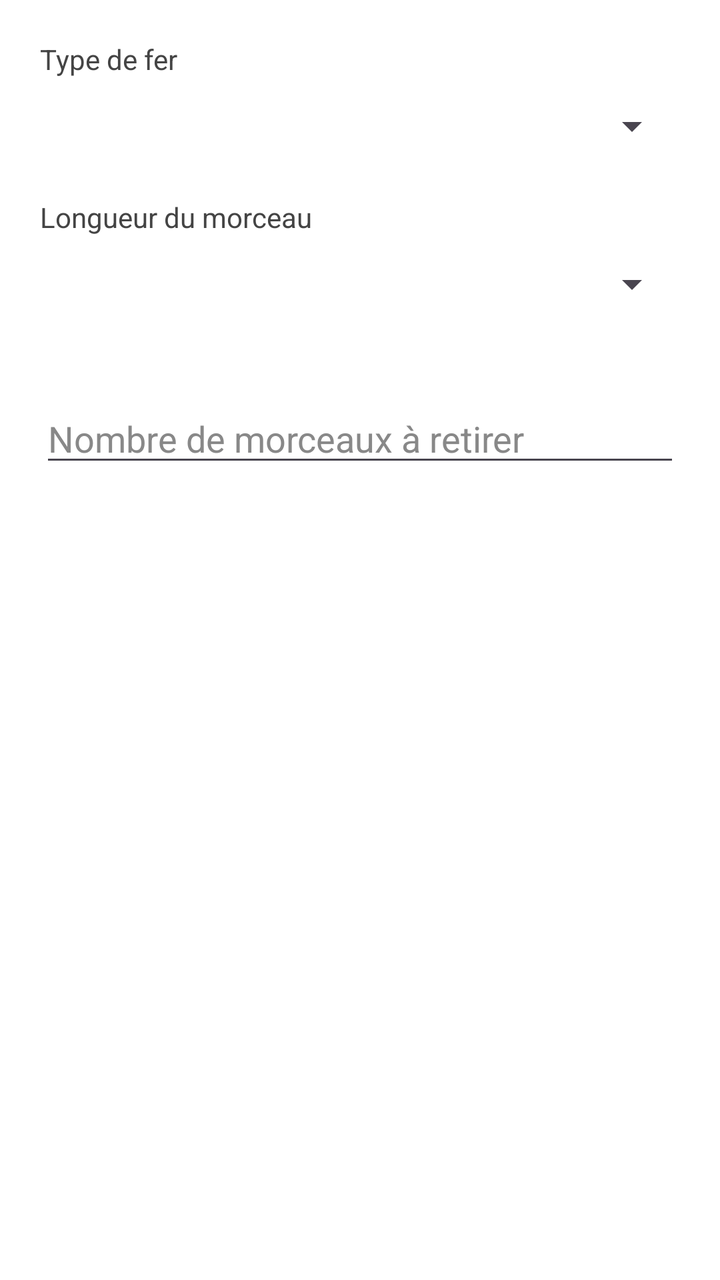
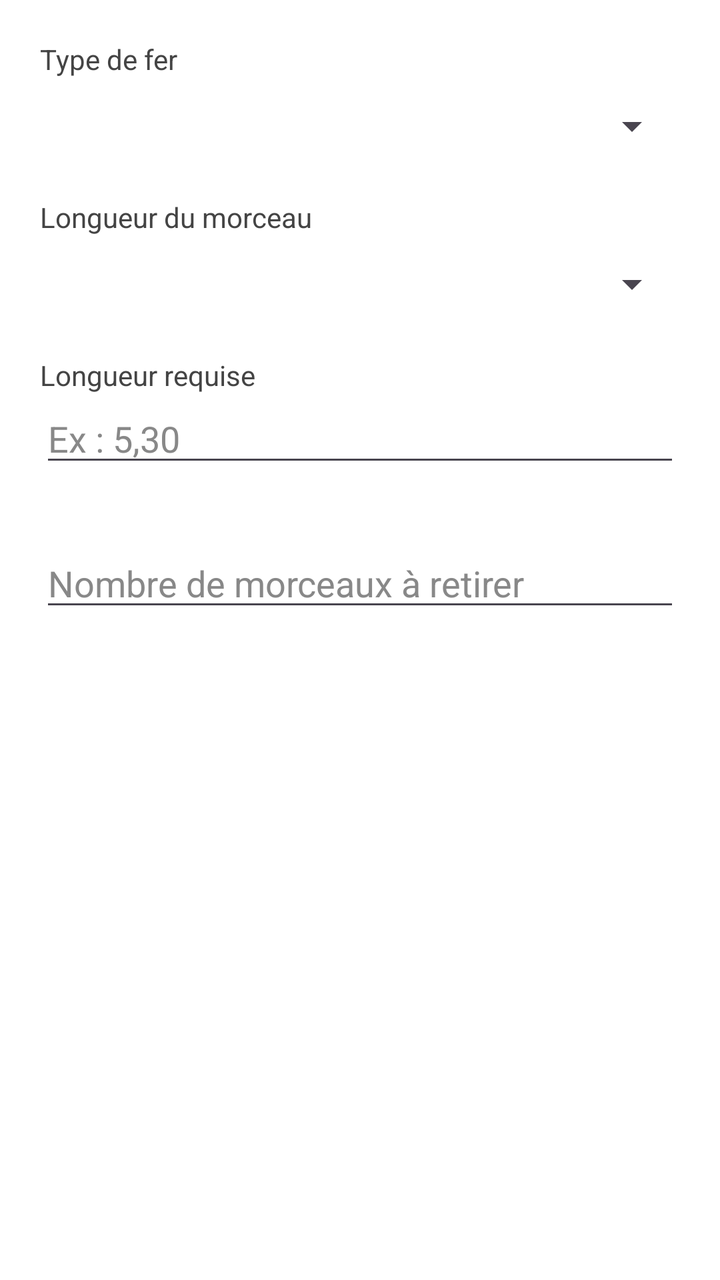

Two renders of the same Android screen: before a commit and after it. Below are the layout's source before the change and the commit's diff.
<!-- AndroidManifest.xml: application theme Theme.GKMBarFer -->
<!-- res/layout/dialog_retirer_fer.xml -->
<?xml version="1.0" encoding="utf-8"?>
<LinearLayout xmlns:android="http://schemas.android.com/apk/res/android"
    android:layout_width="match_parent"
    android:layout_height="wrap_content"
    android:orientation="vertical"
    android:padding="20dp"
    android:background="#FFFFFF">

    <TextView
        android:layout_width="wrap_content"
        android:layout_height="wrap_content"
        android:text="Type de fer"
        android:textColor="#444444" />

    <Spinner
        android:id="@+id/spinnerTypeRetrait"
        android:layout_width="match_parent"
        android:layout_height="48dp" />

    <TextView
        android:layout_width="wrap_content"
        android:layout_height="wrap_content"
        android:layout_marginTop="12dp"
        android:text="Longueur du morceau"
        android:textColor="#444444" />

    <Spinner
        android:id="@+id/spinnerLongueurRetrait"
        android:layout_width="match_parent"
        android:layout_height="48dp" />

    <TextView
        android:id="@+id/txtDisponible"
        android:layout_width="wrap_content"
        android:layout_height="wrap_content"
        android:layout_marginTop="12dp"
        android:textColor="#444444" />

    <EditText
        android:id="@+id/editNombreRetrait"
        android:layout_width="match_parent"
        android:layout_height="wrap_content"
        android:hint="Nombre de morceaux à retirer"
        android:inputType="number"
        android:textColor="#000000"
        android:textColorHint="#888888" />

    <TextView
        android:id="@+id/txtErreurRetrait"
        android:layout_width="wrap_content"
        android:layout_height="wrap_content"
        android:textColor="#C62828"
        android:visibility="gone" />
</LinearLayout>
<!-- resources referenced by this layout -->
<resources>
  <style name="Theme.GKMBarFer" parent="Base.Theme.GKMBarFer" />
  <style name="Base.Theme.GKMBarFer" parent="Theme.Material3.Light.NoActionBar">
          <item name="colorPrimary">@color/primary</item>
          <item name="colorPrimaryVariant">@color/primary_dark</item>
          <item name="colorOnPrimary">@color/white</item>
          <item name="android:windowBackground">@color/background</item>
          <item name="android:forceDarkAllowed" tools:targetApi="29">false</item>
      </style>
  <color name="primary">#2196F3</color>
  <color name="primary_dark">#1976D2</color>
  <color name="white">#FFFFFFFF</color>
  <color name="background">#F5F5F5</color>
</resources>

<!-- the commit's change to res/layout/dialog_retirer_fer.xml (unified diff, before → after) -->
@@ -30,6 +30,31 @@
         android:layout_height="48dp" />
 
     <TextView
+        android:id="@+id/txtLabelRequise"
+        android:layout_width="wrap_content"
+        android:layout_height="wrap_content"
+        android:layout_marginTop="12dp"
+        android:text="Longueur requise"
+        android:textColor="#444444" />
+
+    <EditText
+        android:id="@+id/editLongueurRequise"
+        android:layout_width="match_parent"
+        android:layout_height="wrap_content"
+        android:hint="Ex : 5,30"
+        android:inputType="numberDecimal"
+        android:textColor="#000000"
+        android:textColorHint="#888888" />
+
+    <TextView
+        android:id="@+id/txtResteRetrait"
+        android:layout_width="wrap_content"
+        android:layout_height="wrap_content"
+        android:layout_marginTop="4dp"
+        android:textColor="#2E7D32"
+        android:visibility="gone" />
+
+    <TextView
         android:id="@+id/txtDisponible"
         android:layout_width="wrap_content"
         android:layout_height="wrap_content"
